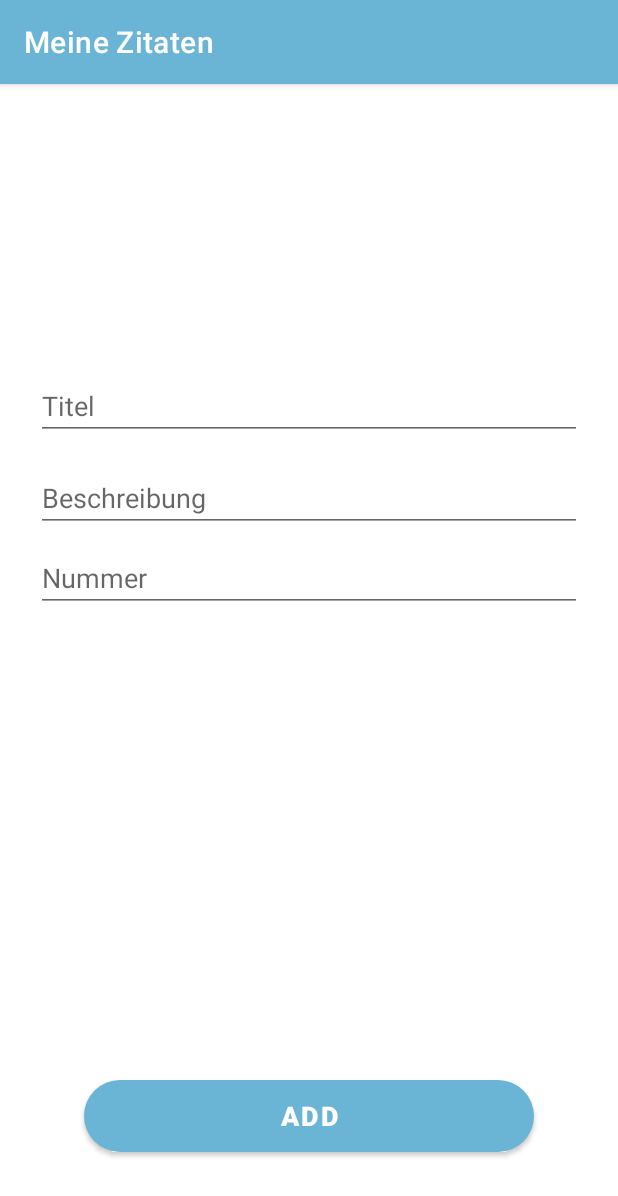
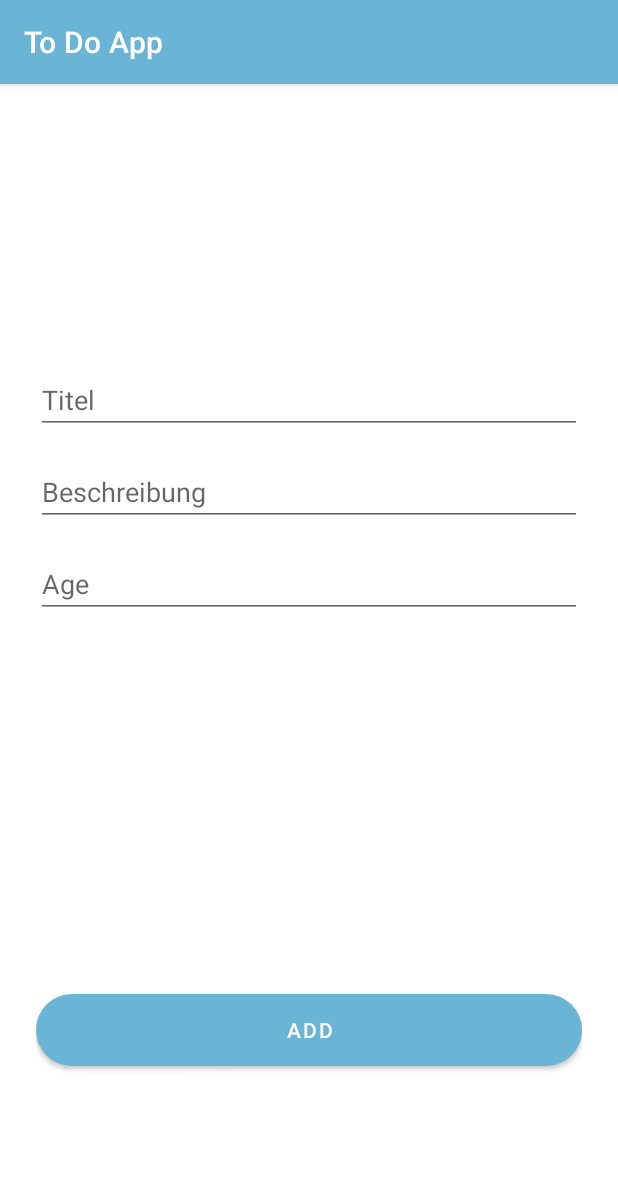
Before and after one commit to Nurbek-Ba/meien-zitaten-app, an Android app: the AddFragment screen opened through its navigation route, on a phone screen of 412 x 824 dp. Shown: the top 1196 px of the screen. Run offline under Robolectric (Android 15) with nearby library versions, the phone set to English and light mode, and no system bars; our stand-ins replace Room's generated code, navigation-ui.

Commit message:
Abschließende Aktualisierungen

```diff
--- a/app/src/main/res/layout/fragment_add.xml
+++ b/app/src/main/res/layout/fragment_add.xml
@@ -6,6 +6,31 @@
     android:layout_height="match_parent"
     tools:context=".fragments.add.AddFragment"
     android:padding="24dp">
+
+    <EditText
+        android:id="@+id/age_here"
+        android:layout_width="match_parent"
+        android:layout_height="wrap_content"
+        android:layout_marginTop="16dp"
+        android:ems="10"
+        android:hint="Age"
+        android:inputType="textPersonName"
+        app:layout_constraintEnd_toEndOf="@+id/addAuthoe_et"
+        app:layout_constraintHorizontal_bias="0.0"
+        app:layout_constraintStart_toStartOf="@+id/add_btn"
+        app:layout_constraintTop_toBottomOf="@+id/addAuthoe_et" />
+
+    <EditText
+        android:id="@+id/addText_et"
+        android:layout_width="match_parent"
+        android:layout_height="wrap_content"
+        android:layout_marginTop="164dp"
+        android:ems="10"
+        android:hint="Titel"
+        android:inputType="textPersonName"
+        app:layout_constraintEnd_toEndOf="parent"
+        app:layout_constraintStart_toStartOf="parent"
+        app:layout_constraintTop_toTopOf="parent" />
 
     <EditText
         android:id="@+id/addAuthoe_et"
@@ -19,47 +44,17 @@
         app:layout_constraintStart_toStartOf="@+id/age_here"
         app:layout_constraintTop_toBottomOf="@+id/addText_et" />
 
-    <EditText
-        android:id="@+id/addText_et"
+    <Button
+        android:id="@+id/add_btn"
         android:layout_width="match_parent"
         android:layout_height="wrap_content"
-        android:layout_marginTop="168dp"
-        android:ems="10"
-        android:hint="Titel"
-        android:inputType="textPersonName"
-        app:layout_constraintEnd_toEndOf="parent"
-        app:layout_constraintStart_toStartOf="parent"
-        app:layout_constraintTop_toTopOf="parent" />
-
-    <EditText
-        android:id="@+id/age_here"
-        android:layout_width="match_parent"
-        android:layout_height="wrap_content"
-        android:layout_marginTop="8dp"
-        android:ems="10"
-        android:hint="Nummer"
-        android:inputType="textPersonName"
-        app:layout_constraintEnd_toEndOf="@+id/addAuthoe_et"
-        app:layout_constraintHorizontal_bias="0.0"
-        app:layout_constraintStart_toStartOf="@+id/add_btn"
-        app:layout_constraintTop_toBottomOf="@+id/addAuthoe_et" />
-
-    <Button
-        android:id="@+id/add_btn"
-        android:layout_width="0dp"
-        android:layout_height="wrap_content"
-        android:layout_marginStart="32dp"
-        android:layout_marginTop="32dp"
-        android:layout_marginEnd="32dp"
-        android:layout_marginBottom="32dp"
+        android:layout_marginTop="312dp"
         android:background="@drawable/round_btn"
         android:text="Add"
-        android:textColor="@color/white"
-        android:textSize="18sp"
-        android:textStyle="bold"
-        app:layout_constraintBottom_toBottomOf="parent"
         app:layout_constraintEnd_toEndOf="parent"
-        app:layout_constraintStart_toStartOf="parent" />
+        app:layout_constraintHorizontal_bias="0.333"
+        app:layout_constraintStart_toStartOf="parent"
+        app:layout_constraintTop_toBottomOf="@+id/addAuthoe_et" />
 
 
 </androidx.constraintlayout.widget.ConstraintLayout>
--- a/app/src/main/res/layout/fragment_start.xml
+++ b/app/src/main/res/layout/fragment_start.xml
@@ -31,7 +31,7 @@
         android:layout_height="wrap_content"
         android:layout_marginTop="56dp"
         android:drawablePadding="16dp"
-        android:text="Wellcome!"
+        android:text="Welcome!"
         android:textAlignment="center"
         android:textColor="@color/white"
         android:textSize="36sp"
@@ -45,7 +45,7 @@
         android:layout_width="wrap_content"
         android:layout_height="wrap_content"
         android:layout_marginTop="130dp"
-        android:text="To do List"
+        android:text="To Do List"
         android:textColor="#777474"
         android:textSize="30sp"
         android:textStyle="bold|italic"
--- a/app/src/main/res/values/strings.xml
+++ b/app/src/main/res/values/strings.xml
@@ -1,5 +1,5 @@
 <resources>
-    <string name="app_name">Meine Zitaten</string>
+    <string name="app_name">To Do App</string>
     <string name="next">next</string>
     <string name="previous">previews</string>
 </resources>
--- a/settings.gradle
+++ b/settings.gradle
@@ -1,2 +1,2 @@
 include ':app'
-rootProject.name = "Meine Zitaten"
+rootProject.name = "To Do App"
```
